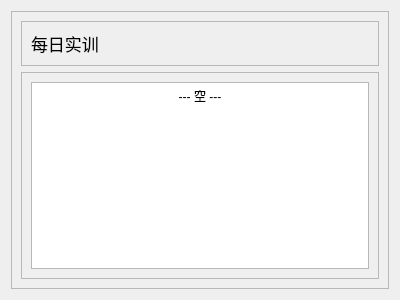
Qt form res/ui/set_08.ui (Shasnow/StarRailAssistant) before a commit.
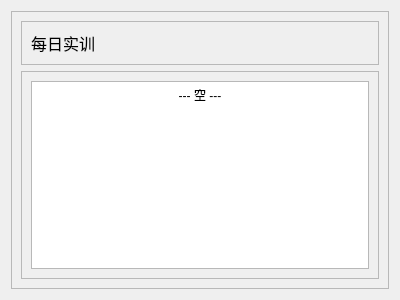
The same form after that commit.

Patch:
```diff
--- a/res/ui/set_08.ui
+++ b/res/ui/set_08.ui
@@ -10,17 +10,17 @@
     <height>300</height>
    </rect>
   </property>
-  <property name="font">
-   <font>
-    <pointsize>13</pointsize>
-   </font>
-  </property>
   <property name="windowTitle">
    <string>Form</string>
   </property>
   <layout class="QGridLayout" name="gridLayout">
    <item row="0" column="0">
     <widget class="QFrame" name="frame">
+     <property name="font">
+      <font>
+       <pointsize>12</pointsize>
+      </font>
+     </property>
      <property name="frameShape">
       <enum>QFrame::Shape::StyledPanel</enum>
      </property>
@@ -78,7 +78,7 @@
 hr { height: 1px; border-width: 0; }
 li.unchecked::marker { content: &quot;\2610&quot;; }
 li.checked::marker { content: &quot;\2612&quot;; }
-&lt;/style&gt;&lt;/head&gt;&lt;body style=&quot; font-family:'Microsoft YaHei UI'; font-size:13pt; font-weight:400; font-style:normal;&quot;&gt;
+&lt;/style&gt;&lt;/head&gt;&lt;body style=&quot; font-family:'Microsoft YaHei UI'; font-size:12pt; font-weight:400; font-style:normal;&quot;&gt;
 &lt;p align=&quot;center&quot; style=&quot; margin-top:0px; margin-bottom:0px; margin-left:0px; margin-right:0px; -qt-block-indent:0; text-indent:0px;&quot;&gt;&lt;span style=&quot; font-size:9pt;&quot;&gt;--- 空 ---&lt;/span&gt;&lt;/p&gt;&lt;/body&gt;&lt;/html&gt;</string>
            </property>
           </widget>
```
